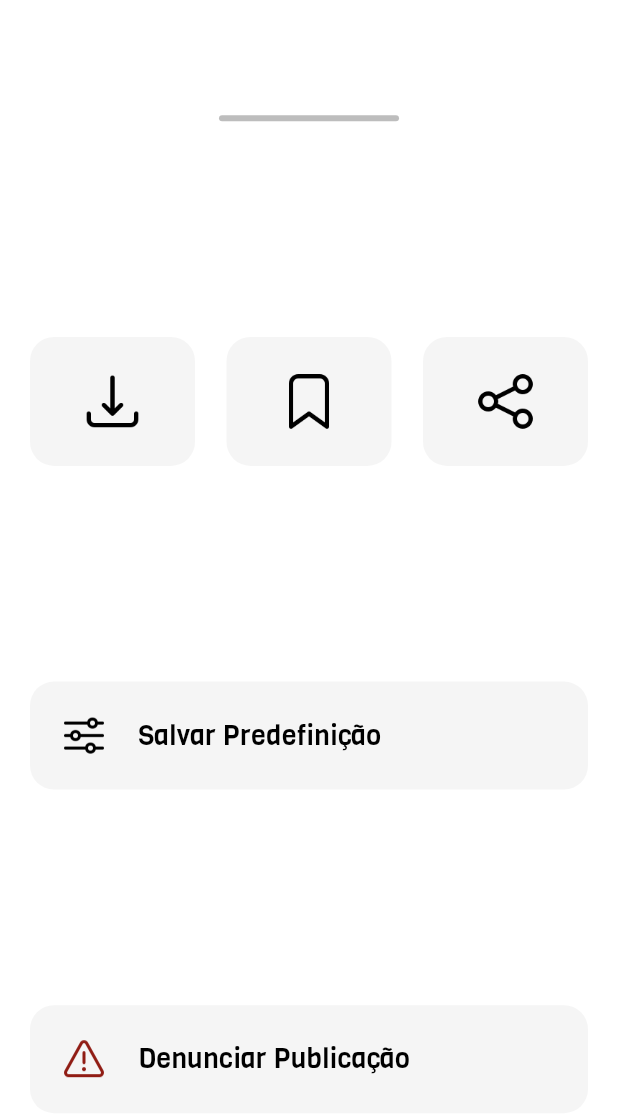
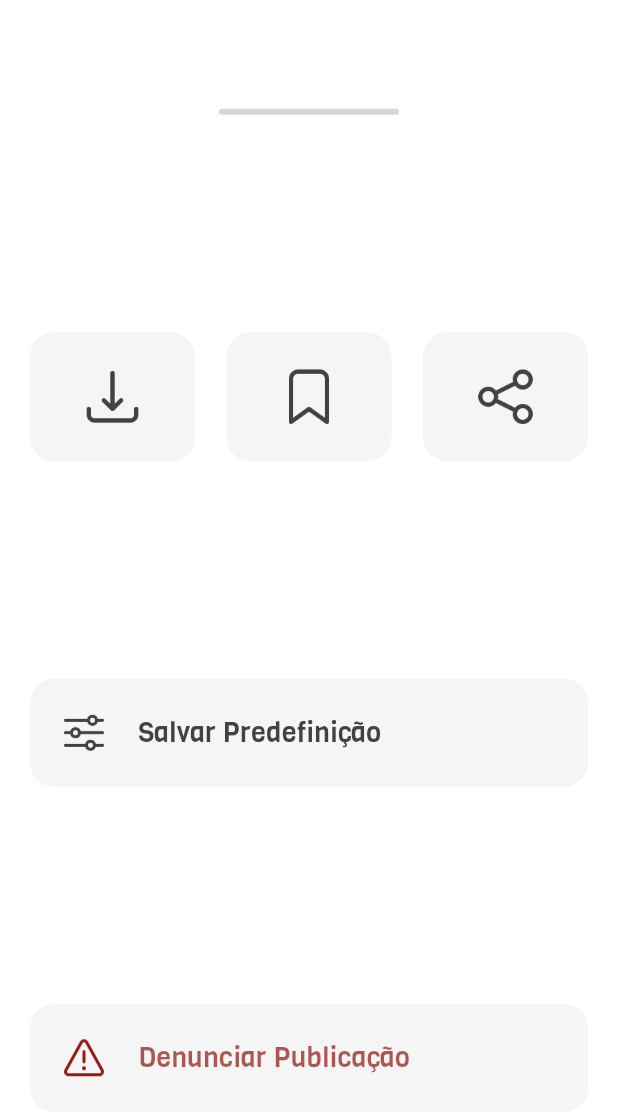
Before and after one commit to v1ckt/PhotoShot_Mobile, a Flutter app: the MorePopUp widget shown alone on an empty page, opened directly, on a phone screen of 412 x 824 dp. Shown: the top 1117 px of the screen. Run offline on Flutter 3.47's test engine with Material 2 defaults, Android fonts, the phone set to English and light mode, and no system bars; network calls fail.

Commit message:
added some files

```diff
--- a/lib/components/buttons.dart
+++ b/lib/components/buttons.dart
@@ -78,15 +78,18 @@ class PopUpBtn extends StatelessWidget {
   final bool wide;
   final String label;
   final Widget icon;
+  final dynamic labelcolor;
 
-  const PopUpBtn({
+  PopUpBtn({
     Key? key,
     Widget? icon,
     bool? wide,
     String? label,
+    dynamic labelcolor,
   })  : icon = icon ?? const Icon(Icons.abc_outlined, size: 26),
         wide = wide ?? false,
         label = label ?? 'Label',
+        labelcolor = labelcolor ?? Colors.grey[800],
         super(key: key);
 
   @override
@@ -107,8 +110,9 @@ class PopUpBtn extends StatelessWidget {
               const SizedBox(width: 20),
               Text(
                 label,
-                style: const TextStyle(
+                style: TextStyle(
                   fontSize: 18,
+                  color: labelcolor,
                 ),
               ),
             ],
--- a/lib/components/morepopup.dart
+++ b/lib/components/morepopup.dart
@@ -1,4 +1,3 @@
-
 import 'package:flutter/material.dart';
 import 'package:photoshot/components/buttons.dart';
 
@@ -8,8 +7,7 @@ class MorePopUp extends StatelessWidget {
   @override
   Widget build(BuildContext context) {
     return Container(
-          // height: 300,
-          padding: const EdgeInsets.only(top: 5, left: 20, right: 20, bottom: 10),
+      padding: const EdgeInsets.only(top: 0, left: 20, right: 20, bottom: 10),
       decoration: const BoxDecoration(
         color: Colors.white,
         borderRadius: BorderRadius.vertical(
@@ -24,7 +22,7 @@ class MorePopUp extends StatelessWidget {
             width: 120,
             height: 4,
             decoration: BoxDecoration(
-                  color: Colors.grey[400],
+              color: Colors.grey[350],
               borderRadius: BorderRadius.circular(16),
             ),
           ),
@@ -36,16 +34,19 @@ class MorePopUp extends StatelessWidget {
                   icon: Image.asset(
                 'assets/icons/download.png',
                 width: 46,
+                color: Colors.grey[800],
               )),
               PopUpBtn(
                   icon: Image.asset(
                 'assets/icons/bookmark.png',
                 width: 46,
+                color: Colors.grey[800],
               )),
               PopUpBtn(
                   icon: Image.asset(
                 'assets/icons/share.png',
                 width: 46,
+                color: Colors.grey[800],
               )),
             ],
           ),
@@ -55,9 +56,11 @@ class MorePopUp extends StatelessWidget {
               icon: Image.asset(
                 'assets/icons/adjust.png',
                 width: 32,
+                color: Colors.grey[800],
               )),
           PopUpBtn(
               label: 'Denunciar Publicação',
+              labelcolor: const Color(0xBB901C14),
               wide: true,
               icon: Image.asset(
                 'assets/icons/error.png',
--- a/lib/main.dart
+++ b/lib/main.dart
@@ -4,6 +4,7 @@ import 'package:photoshot/components/buttons.dart';
 import 'package:photoshot/components/textfield.dart';
 import 'package:photoshot/components/logo.dart';
 import 'package:photoshot/screens/oldhome.dart';
+import 'package:photoshot/screens/search.dart';
 
 void main() {
   runApp(const MyApp());
@@ -41,8 +42,8 @@ class MyApp extends StatelessWidget {
         ),
       ),
       // home: const MyHomePage(title: 'Login'),
-      // home: SearchPage(),
-      home: HomePage(),
+      home: SearchPage(),
+      // home: HomePage(),
       // home: Home(),
     );
   }
--- a/lib/screens/oldhome.dart
+++ b/lib/screens/oldhome.dart
@@ -38,7 +38,7 @@ class HomePage extends StatelessWidget {
     return AnnotatedRegion<SystemUiOverlayStyle>(
       value: const SystemUiOverlayStyle(statusBarColor: Colors.transparent),
       child: CustomScaffold(
-        appBar: buildAppBar('search'),
+        appBar: buildAppBar('home'),
         body: ListView(
           children: [
             const Padding(
--- a/pubspec.yaml
+++ b/pubspec.yaml
@@ -28,6 +28,7 @@ environment:
 # the latest version available on pub.dev. To see which dependencies have newer
 # versions available, run `flutter pub outdated`.
 dependencies:
+  flutter_staggered_grid_view: ^0.4.0
   flutter:
     sdk: flutter
 
```
Also changed, not shown: lib/components/body_elements/navbar.dart (+30 -12 lines), lib/components/body_elements/topbar.dart (+12 -5 lines), lib/components/feedcard.dart (+11 -3 lines), lib/components/scrollablefilter.dart (+15 -3 lines), lib/screens/search.dart (+3 -24 lines), pubspec.lock. Lines whose indentation alone changed are shown as unchanged.
